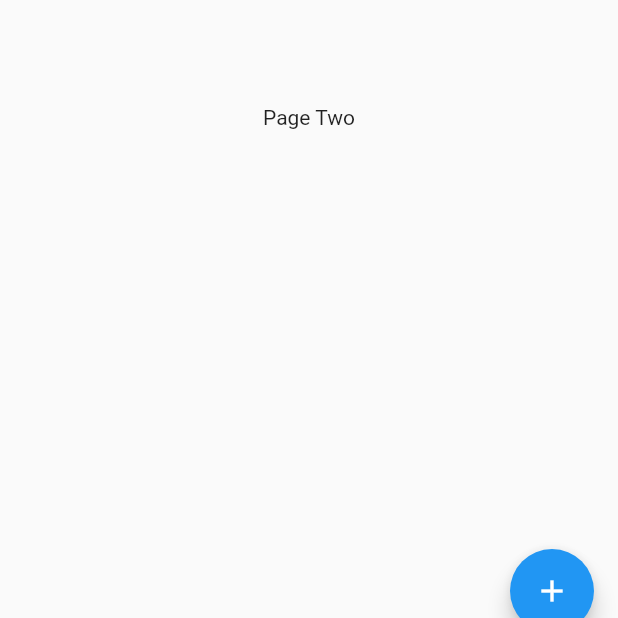
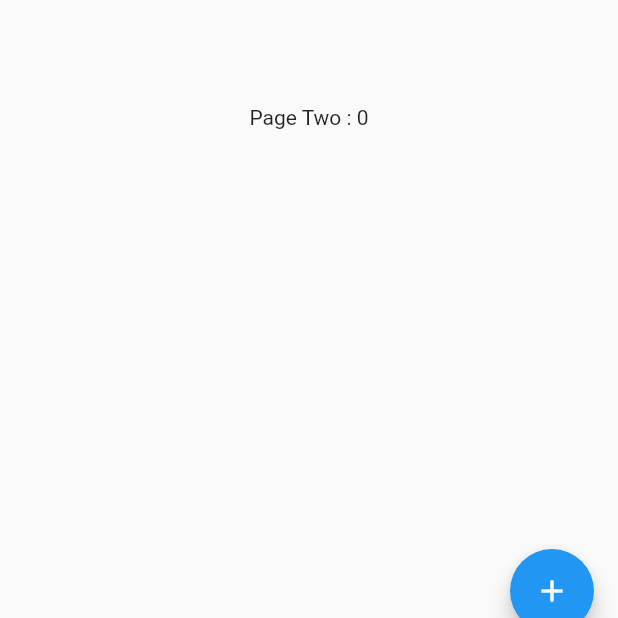
Before and after one commit to him9970/Tab-Bar-App, a Flutter app: the screen it shows after launch, tab 2 chosen, on a phone screen of 412 x 824 dp, the part 579-1197 px from its top. Run offline on Flutter 3.47's test engine with Material 2 defaults, Android fonts, the phone set to English and light mode, and no system bars.

Commit message:
Tab Bar App

```diff
--- a/lib/main.dart
+++ b/lib/main.dart
@@ -25,6 +25,12 @@ class _HomePageState extends State<HomePage> with SingleTickerProviderStateMixin
   TabController _tabController;
 
   int _count = 0;
+
+  void _incrementcount(){
+    setState(() {
+      _count++ ;
+    });
+  }
 
   @override
   void initState() {
@@ -61,19 +67,20 @@ class _HomePageState extends State<HomePage> with SingleTickerProviderStateMixin
       body: new TabBarView(
         controller: _tabController,
         children: <Widget>[
-          new NewPage("Page One"),
-          new NewPage("Page Two"),
-          new NewPage("Page Three"),
+          new NewPage("Page One : "+ '$_count'),
+          new NewPage("Page Two : "+ '$_count' ),
+          new NewPage("Page Three : "+ '$_count'),
         ],
       ),
 
       floatingActionButton: new FloatingActionButton(
         child: new Icon(Icons.add),
         onPressed: (){
-          _count++;
+          _incrementcount();
           print(_count);
-          },
+        },
       ),
+
     );
   }
 }
```
